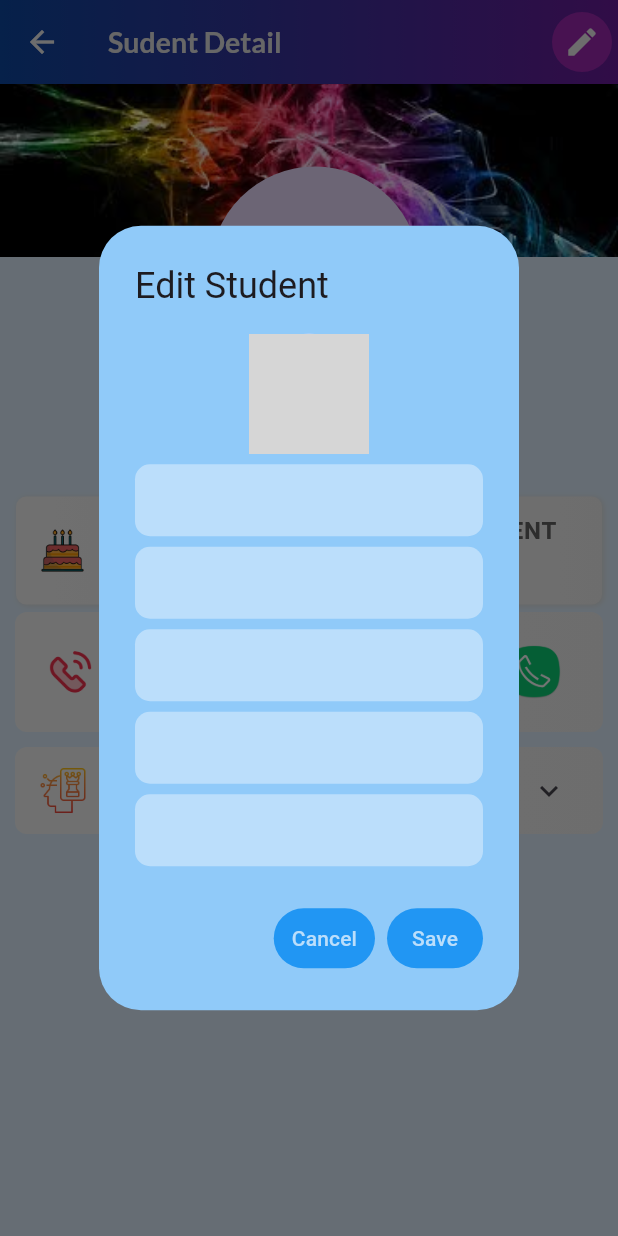
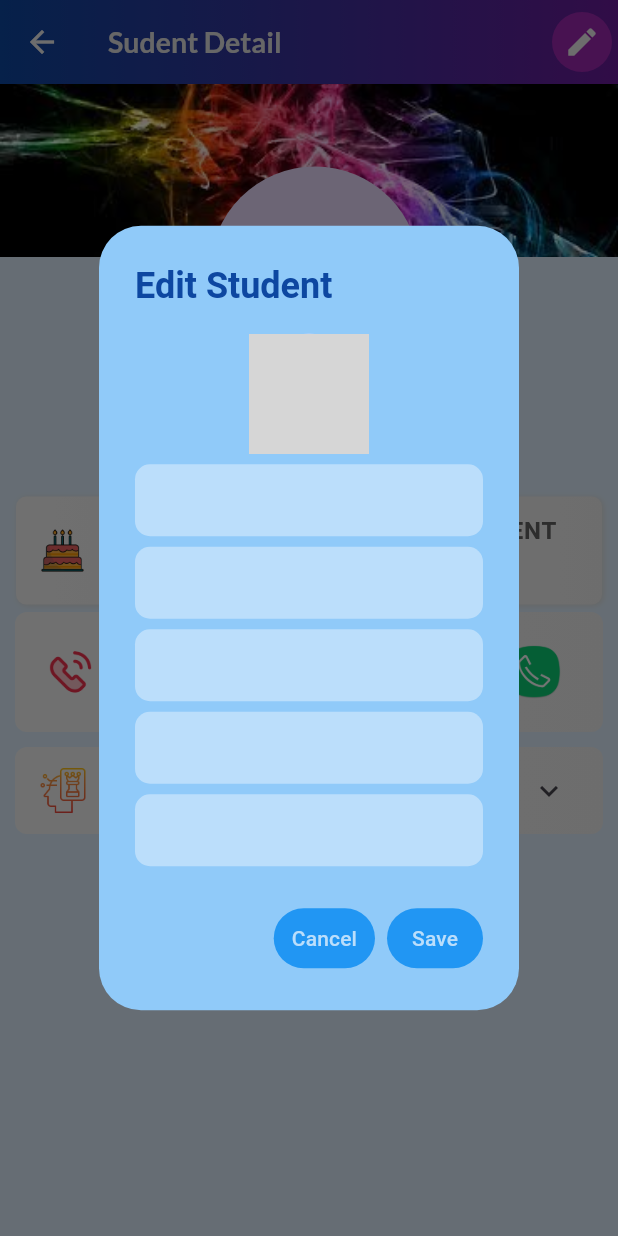
Before and after one commit to tekle-eyesus/flutter-friends-manager, a Flutter app: the StudentDetail screen opened directly with empty values, after a tap on the "edit" icon, on a phone screen of 412 x 824 dp. Run offline on Flutter 3.47's test engine with Material 3 defaults, Android fonts, the light colour scheme and no system bars; our stand-ins replace flutter_slidable, google_fonts, hive, hive_flutter, image_picker, intl_phone_field; missing offline and left inert: slideable; accounts and stored records are empty; grey boxes are pictures that could not be loaded.

Commit message:
home screen modified

```diff
--- a/lib/helper/helper_fun.dart
+++ b/lib/helper/helper_fun.dart
@@ -1,10 +1,7 @@
 import 'dart:io';
-import 'dart:math';
-
 import 'package:class_1/controllers/box_controller.dart';
 import 'package:class_1/model/student.dart';
 import 'package:flutter/material.dart';
-import 'package:flutter/widgets.dart';
 
 String getDate(DateTime date) {
   String month = date.month.toString();
@@ -49,7 +46,13 @@ void showEditDialog(BuildContext ctx, Student student) {
       builder: (context) {
         return AlertDialog(
           backgroundColor: Colors.blue.shade200,
-          title: const Text("Edit Student"),
+          title: Text(
+            "Edit Student",
+            style: TextStyle(
+              fontWeight: FontWeight.bold,
+              color: Colors.blue.shade900,
+            ),
+          ),
           content: Column(
             mainAxisAlignment: MainAxisAlignment.center,
             mainAxisSize: MainAxisSize.min,
--- a/lib/screen/student_detail.dart
+++ b/lib/screen/student_detail.dart
@@ -276,8 +276,10 @@ class StudentDetail extends StatelessWidget {
               ),
               children: [
                 Padding(
-                  padding:
-                      const EdgeInsets.symmetric(horizontal: 13, vertical: 10),
+                  padding: const EdgeInsets.symmetric(
+                    horizontal: 13,
+                    vertical: 15,
+                  ),
                   child: Row(
                     mainAxisAlignment: MainAxisAlignment.start,
                     children: [
```
Also changed, not shown: lib/screen/home.dart (+32 -18 lines).
